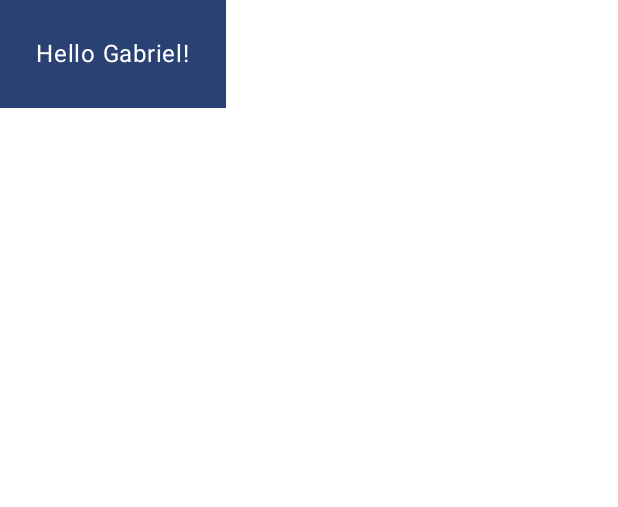
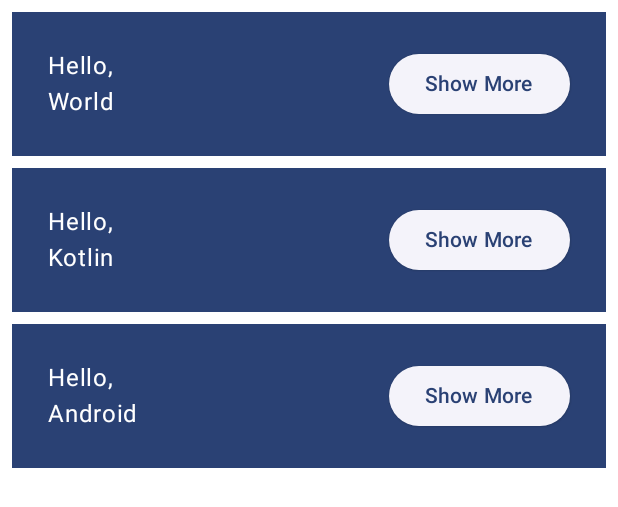
Before and after one commit to pereyrarg11/Codelab-Basic-Layouts, an Android app built with Jetpack Compose: the @Preview function DefaultPreview, on a phone screen of 412 x 824 dp. Shown: the top 507 px of the screen. Run offline under Robolectric (Android 15) with nearby library versions, the phone set to English and light mode, and no system bars.

Commit message:
chore: creating columns and rows

```diff
--- a/app/src/main/java/com/pereyrarg11/codelabbasiclayouts/MainActivity.kt
+++ b/app/src/main/java/com/pereyrarg11/codelabbasiclayouts/MainActivity.kt
@@ -3,8 +3,8 @@ package com.pereyrarg11.codelabbasiclayouts
 import android.os.Bundle
 import androidx.activity.ComponentActivity
 import androidx.activity.compose.setContent
-import androidx.compose.foundation.layout.fillMaxSize
-import androidx.compose.foundation.layout.padding
+import androidx.compose.foundation.layout.*
+import androidx.compose.material3.ElevatedButton
 import androidx.compose.material3.MaterialTheme
 import androidx.compose.material3.Surface
 import androidx.compose.material3.Text
@@ -19,27 +19,47 @@ class MainActivity : ComponentActivity() {
         super.onCreate(savedInstanceState)
         setContent {
             CodelabBasicLayoutsTheme {
-                MyApp(Modifier.fillMaxSize())
+                MyApp(Modifier.fillMaxSize(), listOf("Gabriel", "Miguel", "Israel"))
             }
         }
     }
 }
 
 @Composable
-fun MyApp(modifier: Modifier = Modifier) {
-    Surface(modifier = modifier, color = MaterialTheme.colorScheme.background) {
-        Greeting(name = "Gabriel")
+fun MyApp(
+    modifier: Modifier = Modifier,
+    names: List<String> = listOf("World", "Kotlin", "Android")
+) {
+    Column(modifier = modifier.padding(vertical = 4.dp)) {
+        names.forEach { name ->
+            Greeting(name = name)
+        }
     }
 }
 
 @Composable
 fun Greeting(name: String) {
-    Surface(color = MaterialTheme.colorScheme.primary) {
-        Text(text = "Hello $name!", modifier = Modifier.padding(24.dp))
+    Surface(
+        color = MaterialTheme.colorScheme.primary,
+        modifier = Modifier
+            .fillMaxWidth()
+            .padding(horizontal = 8.dp, vertical = 4.dp)
+    ) {
+        Row(modifier = Modifier.padding(24.dp)) {
+            Column(modifier = Modifier.weight(1f)) {
+                Text(text = "Hello,")
+                Text(text = name)
+            }
+            ElevatedButton(
+                onClick = {}
+            ) {
+                Text(text = "Show More")
+            }
+        }
     }
 }
 
-@Preview(showBackground = true)
+@Preview(showBackground = true, widthDp = 320)
 @Composable
 fun DefaultPreview() {
     CodelabBasicLayoutsTheme {
```
